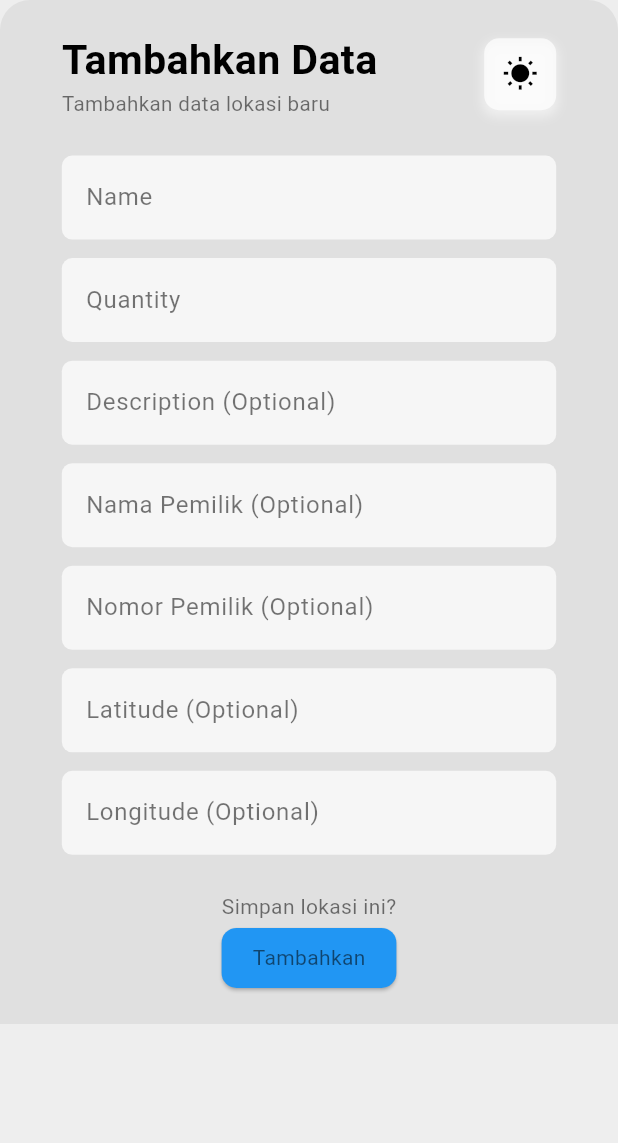
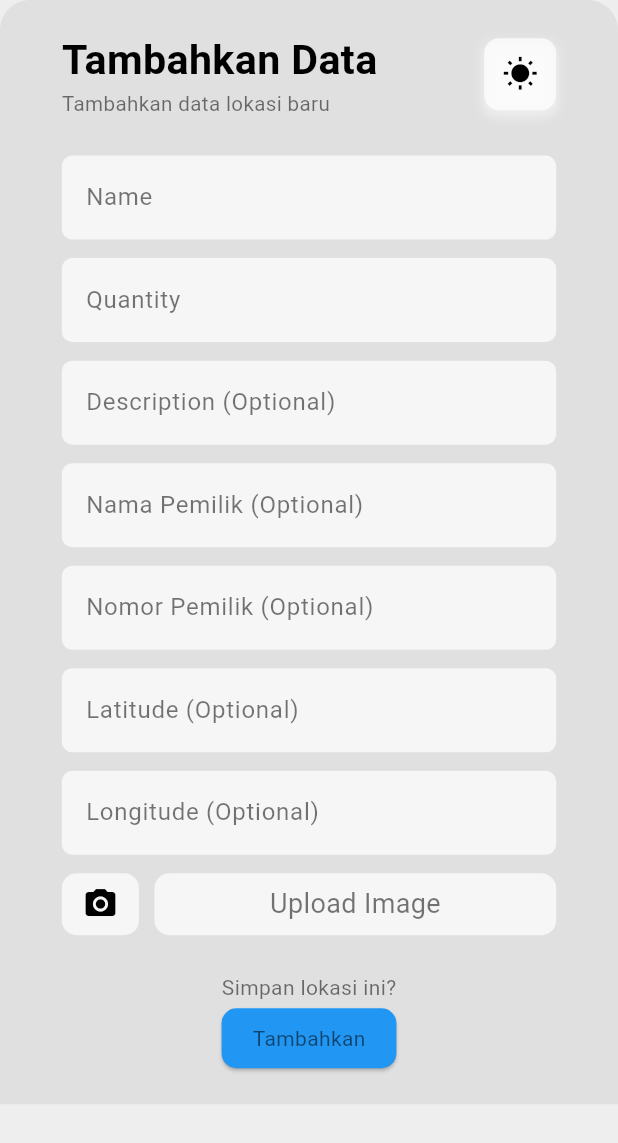
Before and after one commit to izasoerya/bamboo_app, a Flutter app: the ModalBottomSheet widget shown alone on an empty page, opened directly, after a tap on the "nightlight round" icon, on a phone screen of 412 x 824 dp. Shown: the top 1143 px of the screen. Run offline on Flutter 3.47's test engine with Material 3 defaults, Android fonts, the phone set to English and light mode, and no system bars; our stand-ins replace file_picker, flutter_bloc, flutter_dotenv, flutter_screenutil, geolocator, go_router and 3 more; accounts and stored records are empty.

Commit message:
file picker lib and upload image widget

```diff
--- a/lib/src/app/presentation/widgets/atom/custom_info_window.dart
+++ b/lib/src/app/presentation/widgets/atom/custom_info_window.dart
@@ -77,7 +77,9 @@ class CustomInfoWindow extends StatelessWidget {
                         isScrollControlled: true,
                         builder: (BuildContext modalContext) =>
                             ModalBottomSheet(
-                                parentContext: context, uidMarker: uidMarker),
+                          parentContext: context,
+                          uidMarker: uidMarker,
+                        ),
                       );
                     },
                     child: const Text('Update'),
--- /dev/null
+++ b/lib/src/app/presentation/widgets/atom/image_uploader.dart
@@ -0,0 +1,70 @@
+import 'dart:io';
+
+import 'package:bamboo_app/src/app/use_cases/file_controller.dart';
+import 'package:flutter/material.dart';
+import 'package:flutter_screenutil/flutter_screenutil.dart';
+
+class ImageUploader extends StatefulWidget {
+  const ImageUploader({super.key});
+
+  @override
+  State<ImageUploader> createState() => _ImageUploaderState();
+}
+
+class _ImageUploaderState extends State<ImageUploader> {
+  File? _image;
+
+  @override
+  Widget build(BuildContext context) {
+    return GestureDetector(
+      onTap: () async {
+        File? image = await FileController().selectFile();
+        if (image != null) {
+          print('Image selected: ${image.path}');
+          setState(() => _image = image);
+        } else {
+          print('No image selected');
+        }
+      },
+      child: Row(
+        children: [
+          Container(
+            width: 0.125.sw,
+            height: 0.1.sw,
+            alignment: Alignment.center,
+            decoration: BoxDecoration(
+              color: Theme.of(context).colorScheme.secondary,
+              borderRadius: BorderRadius.circular(10),
+            ),
+            child: Icon(
+              Icons.camera_alt,
+              color: Theme.of(context).textTheme.bodyLarge!.color,
+            ),
+          ),
+          SizedBox(width: 0.025.sw),
+          Container(
+            width: 0.65.sw,
+            height: 0.1.sw,
+            padding: EdgeInsets.symmetric(
+              horizontal: 0.025.sw,
+              vertical: 0.01.sw,
+            ),
+            alignment: Alignment.center,
+            decoration: BoxDecoration(
+              color: Theme.of(context).colorScheme.secondary,
+              borderRadius: BorderRadius.circular(10),
+            ),
+            child: SingleChildScrollView(
+              child: Text(
+                _image == null ? 'Upload Image' : _image!.path,
+                style: Theme.of(context).textTheme.bodyMedium!.copyWith(
+                      fontSize: 18,
+                    ),
+              ),
+            ),
+          ),
+        ],
+      ),
+    );
+  }
+}
--- a/lib/src/app/presentation/widgets/organism/modal_bottom_sheet.dart
+++ b/lib/src/app/presentation/widgets/organism/modal_bottom_sheet.dart
@@ -1,6 +1,7 @@
 import 'package:bamboo_app/src/app/blocs/marker_state.dart';
 import 'package:bamboo_app/src/app/presentation/widgets/atom/auth_text_field.dart';
 import 'package:bamboo_app/src/app/presentation/widgets/atom/header_auth.dart';
+import 'package:bamboo_app/src/app/presentation/widgets/atom/image_uploader.dart';
 import 'package:bamboo_app/src/app/presentation/widgets/atom/submit_button.dart';
 import 'package:bamboo_app/src/domain/entities/e_marker.dart';
 import 'package:bamboo_app/utils/default_user.dart';
@@ -108,6 +109,8 @@ class _ModalBottomSheetState extends State<ModalBottomSheet> {
               optional: true,
               type: TextInputType.phone,
             ),
+            SizedBox(height: 0.015.sh),
+            const ImageUploader(),
             SizedBox(height: 0.03.sh),
             Text(
               'Simpan lokasi ini?',
--- a/pubspec.yaml
+++ b/pubspec.yaml
@@ -10,6 +10,7 @@ environment:
   sdk: ">=3.4.4 <4.0.0"
 
 dependencies:
+  file_picker: ^8.1.6
   flutter:
     sdk: flutter
   flutter_bloc: ^8.1.6
```
Also changed, not shown: lib/src/app/presentation/pages/splash_screen.dart (+70 -16 lines), lib/src/app/use_cases/file_controller.dart (added, +14 -0 lines), pubspec.lock, 1 other file.
